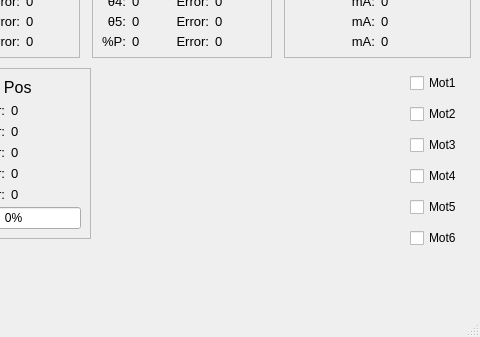
Alfystar/Scorbot-CA, file SourceCode/2_uiSource/ScorbotUI_cpp/src/scorbotUi/ui_source/mainwindow.ui: the form before one commit; both pictures show x 520 to 1000 and y 161 to 498 of the 1000 by 498 pixel window.
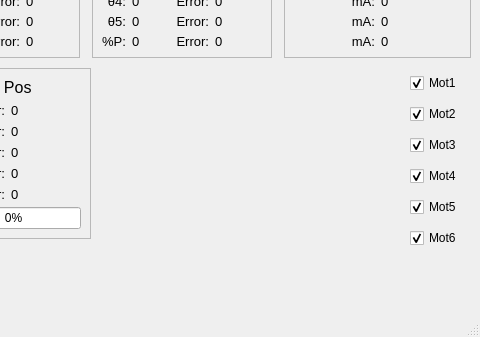
The form after the commit. Icons and pictures are not drawn. Custom widgets are drawn as their Qt base class.

```diff
--- a/SourceCode/2_uiSource/ScorbotUI_cpp/src/scorbotUi/ui_source/mainwindow.ui
+++ b/SourceCode/2_uiSource/ScorbotUI_cpp/src/scorbotUi/ui_source/mainwindow.ui
@@ -3685,6 +3685,9 @@
                          <property name="text">
                              <string>Mot1</string>
                          </property>
+                         <property name="checked">
+                             <bool>true</bool>
+                         </property>
                      </widget>
                  </item>
                  <item>
@@ -3692,6 +3695,9 @@
                          <property name="text">
                              <string>Mot2</string>
                          </property>
+                         <property name="checked">
+                             <bool>true</bool>
+                         </property>
                      </widget>
                  </item>
                  <item>
@@ -3699,6 +3705,9 @@
                          <property name="text">
                              <string>Mot3</string>
                          </property>
+                         <property name="checked">
+                             <bool>true</bool>
+                         </property>
                      </widget>
                  </item>
                  <item>
@@ -3706,6 +3715,9 @@
                          <property name="text">
                              <string>Mot4</string>
                          </property>
+                         <property name="checked">
+                             <bool>true</bool>
+                         </property>
                      </widget>
                  </item>
                  <item>
@@ -3713,6 +3725,9 @@
                          <property name="text">
                              <string>Mot5</string>
                          </property>
+                         <property name="checked">
+                             <bool>true</bool>
+                         </property>
                      </widget>
                  </item>
                  <item>
@@ -3720,6 +3735,9 @@
                          <property name="text">
                              <string>Mot6</string>
                          </property>
+                         <property name="checked">
+                             <bool>true</bool>
+                         </property>
                      </widget>
                  </item>
              </layout>
```
Left out of the diff: 6 changed lines with no effect on the pictures. Lines whose indentation alone changed are shown as unchanged.
